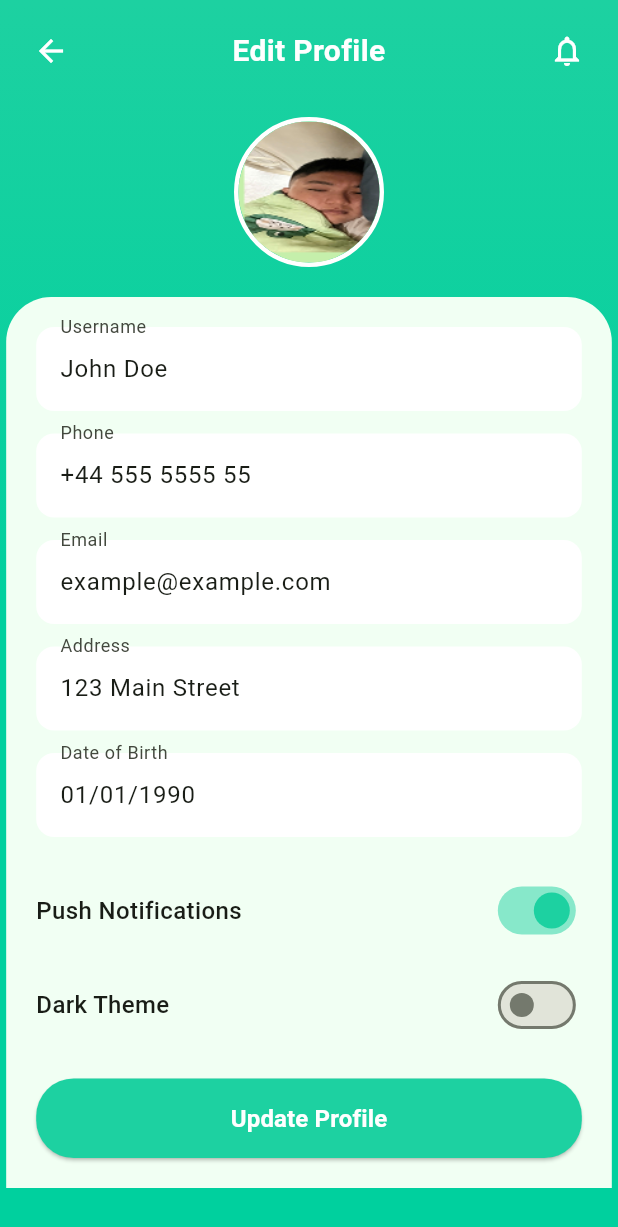
After one commit to Smart-Smoking-Cessation-Platform/SmartQuitIoT-Mobile, a Flutter app: the EditProfileScreen screen opened directly, on a phone screen of 412 x 824 dp. The commit adds this screen. Shown: the top 1227 px of the screen. Run offline on Flutter 3.47's test engine with Material 3 defaults, Android fonts, the phone set to English and light mode, and no system bars; our stand-ins replace flutter_riverpod, flutter_svg, smooth_page_indicator.

Commit message:
feat: add edit profile screen

```diff
--- /dev/null
+++ b/smartquitiot/lib/views/screens/edit_profile_screen.dart
@@ -0,0 +1,251 @@
+import 'package:flutter/material.dart';
+
+class EditProfileScreen extends StatefulWidget {
+  const EditProfileScreen({super.key});
+
+  @override
+  _EditProfileScreenState createState() => _EditProfileScreenState();
+}
+
+class _EditProfileScreenState extends State<EditProfileScreen> {
+  final TextEditingController usernameController = TextEditingController(text: 'John Doe');
+  final TextEditingController phoneController = TextEditingController(text: '+44 555 5555 55');
+  final TextEditingController emailController = TextEditingController(text: 'example@example.com');
+  final TextEditingController addressController = TextEditingController(text: '123 Main Street');
+  final TextEditingController dobController = TextEditingController(text: '01/01/1990');
+
+  bool pushNotifications = true;
+  bool darkTheme = false;
+
+  @override
+  Widget build(BuildContext context) {
+    return Scaffold(
+      body: Container(
+        decoration: BoxDecoration(
+          gradient: LinearGradient(
+            begin: Alignment.topCenter,
+            end: Alignment.center,
+            colors: [
+              Color(0xFF1DD1A1),
+              Color(0xFF00D09E),
+            ],
+          ),
+        ),
+        child: SafeArea(
+          child: Column(
+            children: [
+              // Header
+              Padding(
+                padding: EdgeInsets.symmetric(horizontal: 10, vertical: 10),
+                child: Row(
+                  children: [
+                    IconButton(
+                      icon: Icon(Icons.arrow_back, color: Colors.white),
+                      onPressed: () => Navigator.pop(context),
+                    ),
+                    Expanded(
+                      child: Text(
+                        'Edit Profile',
+                        style: TextStyle(
+                          fontSize: 20,
+                          fontWeight: FontWeight.bold,
+                          color: Colors.white,
+                        ),
+                        textAlign: TextAlign.center,
+                      ),
+                    ),
+                    IconButton(
+                      icon: Icon(Icons.notifications_outlined, color: Colors.white),
+                      onPressed: () {},
+                    ),
+                  ],
+                ),
+              ),
+
+              SizedBox(height: 10),
+
+              // Profile Picture
+              Container(
+                width: 100,
+                height: 100,
+                decoration: BoxDecoration(
+                  shape: BoxShape.circle,
+                  border: Border.all(color: Colors.white, width: 3),
+                ),
+                child: CircleAvatar(
+                  radius: 48,
+                  backgroundImage: AssetImage("lib/assets/profile.png"),
+                ),
+              ),
+
+              SizedBox(height: 20),
+
+              // Main Content
+              Expanded(
+                child: SingleChildScrollView(
+                  padding: EdgeInsets.only(bottom: 20),
+                  child: Align(
+                    alignment: Alignment.topCenter,
+                    child: FractionallySizedBox(
+                      widthFactor: 0.98, // rộng hơn một chút
+                      child: Container(
+                        decoration: BoxDecoration(
+                          color: Color(0xFFF1FFF3), // light green
+                          borderRadius: BorderRadius.only(
+                            topLeft: Radius.circular(30),
+                            topRight: Radius.circular(30),
+                          ),
+                        ),
+                        padding: EdgeInsets.all(20),
+                        child: Column(
+                          children: [
+                            // Username
+                            TextFormField(
+                              controller: usernameController,
+                              decoration: InputDecoration(
+                                labelText: "Username",
+                                filled: true,
+                                fillColor: Colors.white,
+                                border: OutlineInputBorder(
+                                  borderRadius: BorderRadius.circular(12),
+                                  borderSide: BorderSide.none,
+                                ),
+                              ),
+                            ),
+                            SizedBox(height: 15),
+
+                            // Phone
+                            TextFormField(
+                              controller: phoneController,
+                              decoration: InputDecoration(
+                                labelText: "Phone",
+                                filled: true,
+                                fillColor: Colors.white,
+                                border: OutlineInputBorder(
+                                  borderRadius: BorderRadius.circular(12),
+                                  borderSide: BorderSide.none,
+                                ),
+                              ),
+                            ),
+                            SizedBox(height: 15),
+
+                            // Email
+                            TextFormField(
+                              controller: emailController,
+                              decoration: InputDecoration(
+                                labelText: "Email",
+                                filled: true,
+                                fillColor: Colors.white,
+                                border: OutlineInputBorder(
+                                  borderRadius: BorderRadius.circular(12),
+                                  borderSide: BorderSide.none,
+                                ),
+                              ),
+                            ),
+                            SizedBox(height: 15),
+
+                            // Address
+                            TextFormField(
+                              controller: addressController,
+                              decoration: InputDecoration(
+                                labelText: "Address",
+                                filled: true,
+                                fillColor: Colors.white,
+                                border: OutlineInputBorder(
+                                  borderRadius: BorderRadius.circular(12),
+                                  borderSide: BorderSide.none,
+                                ),
+                              ),
+                            ),
+                            SizedBox(height: 15),
+
+                            // Date of Birth
+                            TextFormField(
+                              controller: dobController,
+                              decoration: InputDecoration(
+                                labelText: "Date of Birth",
+                                filled: true,
+                                fillColor: Colors.white,
+                                border: OutlineInputBorder(
+                                  borderRadius: BorderRadius.circular(12),
+                                  borderSide: BorderSide.none,
+                                ),
+                              ),
+                            ),
+                            SizedBox(height: 25),
+
+                            // Push Notifications
+                            Row(
+                              mainAxisAlignment: MainAxisAlignment.spaceBetween,
+                              children: [
+                                Text(
+                                  'Push Notifications',
+                                  style: TextStyle(fontSize: 16, fontWeight: FontWeight.w500),
+                                ),
+                                Switch(
+                                  value: pushNotifications,
+                                  onChanged: (value) {
+                                    setState(() {
+                                      pushNotifications = value;
+                                    });
+                                  },
+                                  activeColor: Color(0xFF1DD1A1),
+                                ),
+                              ],
+                            ),
+                            SizedBox(height: 15),
+
+                            // Dark Theme
+                            Row(
+                              mainAxisAlignment: MainAxisAlignment.spaceBetween,
+                              children: [
+                                Text(
+                                  'Dark Theme',
+                                  style: TextStyle(fontSize: 16, fontWeight: FontWeight.w500),
+                                ),
+                                Switch(
+                                  value: darkTheme,
+                                  onChanged: (value) {
+                                    setState(() {
+                                      darkTheme = value;
+                                    });
+                                  },
+                                  activeColor: Color(0xFF1DD1A1),
+                                ),
+                              ],
+                            ),
+                            SizedBox(height: 25),
+
+                            // Update Button
+                            ElevatedButton(
+                              onPressed: () {},
+                              style: ElevatedButton.styleFrom(
+                                backgroundColor: Color(0xFF1DD1A1),
+                                padding: EdgeInsets.symmetric(horizontal: 40, vertical: 15),
+                                shape: RoundedRectangleBorder(
+                                  borderRadius: BorderRadius.circular(25),
+                                ),
+                              ),
+                              child: Text(
+                                "Update Profile",
+                                style: TextStyle(
+                                  fontSize: 16,
+                                  fontWeight: FontWeight.w600,
+                                  color: Colors.white,
+                                ),
+                              ),
+                            ),
+                          ],
+                        ),
+                      ),
+                    ),
+                  ),
+                ),
+              ),
+            ],
+          ),
+        ),
+      ),
+    );
+  }
+}
--- a/smartquitiot/lib/views/screens/profile_screen.dart
+++ b/smartquitiot/lib/views/screens/profile_screen.dart
@@ -1,3 +1,4 @@
+import 'package:SmartQuitIoT/views/screens/edit_profile_screen.dart';
 import 'package:flutter/material.dart';
 
 class ProfileScreen extends StatelessWidget {
@@ -112,8 +113,16 @@ class ProfileScreen extends StatelessWidget {
                             icon: Icons.person_outline,
                             title: 'Edit Profile',
                             color: Color(0xFF0984E3),
-                            onTap: () {},
+                            onTap: () {
+                              Navigator.push(
+                                context,
+                                MaterialPageRoute(
+                                  builder: (context) => EditProfileScreen(),
+                                ),
+                              );
+                            },
                           ),
+
 
                           SizedBox(height: 12),
 
```
